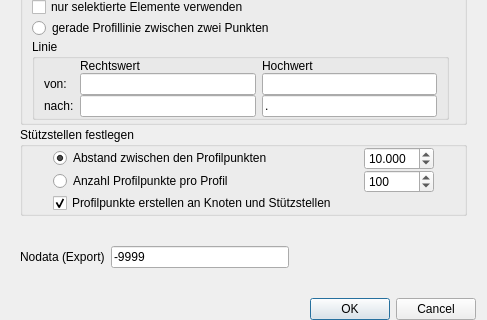
Old version of the form VoGisProfilTool/ui/ui_vogisprofiltoolmain.ui in the repository BergWerkGIS/VoGIS-Profil-Tool; both pictures show x 0 to 487 and y 337 to 657 of the 487 by 657 pixel window.
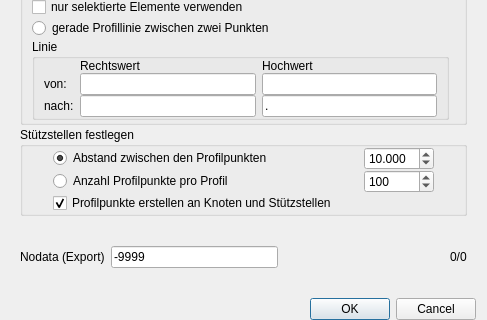
New version of the form.

What changed in the file:
```diff
--- a/VoGisProfilTool/ui/ui_vogisprofiltoolmain.ui
+++ b/VoGisProfilTool/ui/ui_vogisprofiltoolmain.ui
@@ -472,6 +472,13 @@
           </property>
          </spacer>
         </item>
+        <item row="0" column="3">
+         <widget class="QLabel" name="IDC_lblCreateStatus">
+          <property name="text">
+           <string>0/0</string>
+          </property>
+         </widget>
+        </item>
        </layout>
       </widget>
      </item>
```
Left out of the diff: 6 changed lines with no effect on the pictures.
